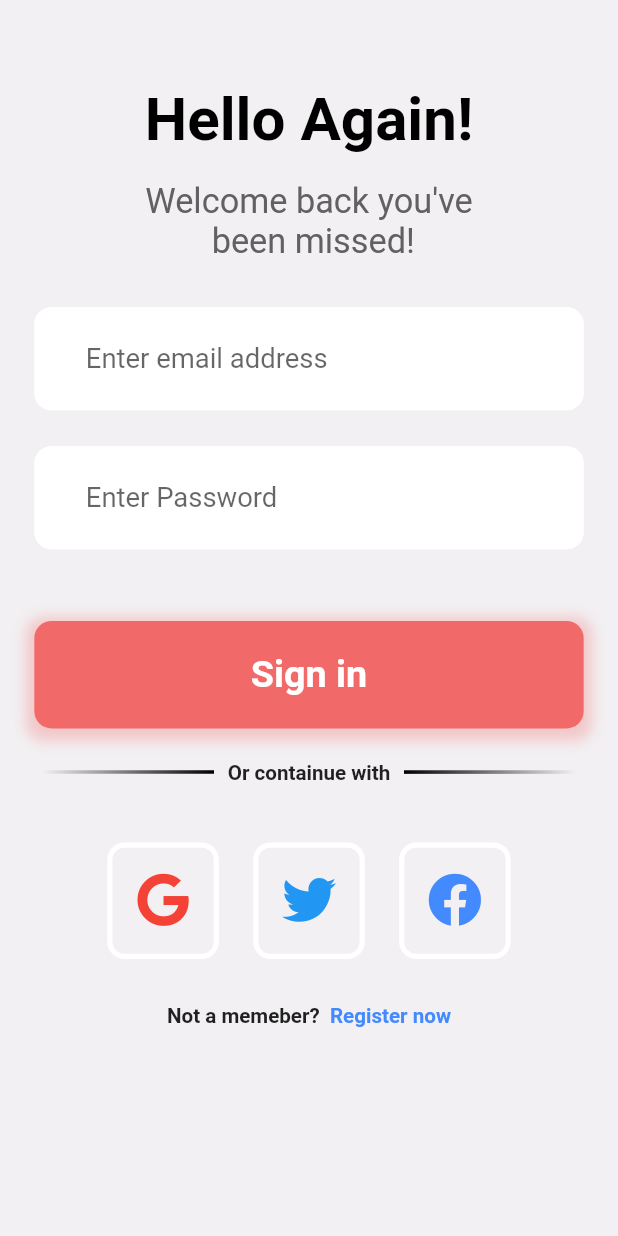
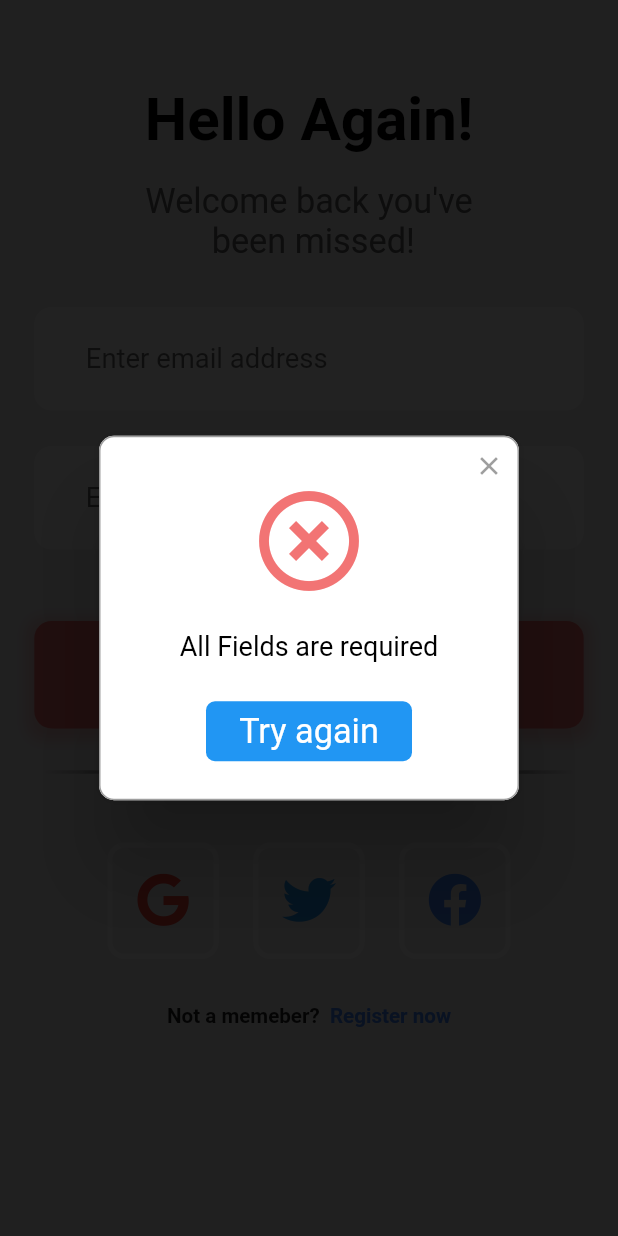
Before and after one commit to mostafaosama113/restaurant_app_user_version, a Flutter app: the screen it shows after launch, after a tap on "Sign in", on a phone screen of 412 x 824 dp. Run offline on Flutter 3.47's test engine with Material 2 defaults, Android fonts, the phone set to English and light mode, and no system bars; drawn by our look-alikes of rflutter_alert; our stand-ins replace firebase_auth, firebase_core, flutter_screenutil, font_awesome_flutter; accounts and stored records are empty.

Commit message:
error message

```diff
--- a/lib/screens/login/login_provider.dart
+++ b/lib/screens/login/login_provider.dart
@@ -1,12 +1,18 @@
 import 'package:firebase_auth/firebase_auth.dart';
 import 'package:flutter/cupertino.dart';
+import 'package:flutter/material.dart';
+import 'package:rflutter_alert/rflutter_alert.dart';
+import 'package:flutter_screenutil/flutter_screenutil.dart';
 
 class LoginProvider extends ChangeNotifier {
   bool isLoading = false;
-  Future<bool> loginByEmail(
+  Future<bool> loginByEmail(context,
       {required TextEditingController email,
       required TextEditingController password}) async {
-    print('email : ${email.text}');
+    if (email.text.isEmpty || password.text.isEmpty) {
+      showError(context, 'All Fields are required');
+      return false;
+    }
     FocusManager.instance.primaryFocus?.unfocus();
     isLoading = true;
     notifyListeners();
@@ -23,19 +29,32 @@ class LoginProvider extends ChangeNotifier {
       } else {
         isLoading = false;
         notifyListeners();
+        showError(context, 'Error');
         return true;
       }
     } on FirebaseAuthException catch (e) {
       isLoading = false;
       notifyListeners();
-      debugPrint(e.code.replaceAll('-', ' '));
-      // if (e.code == 'user-not-found') {
-      //   debugPrint('No user found for that email.');
-      // } else if (e.code == 'wrong-password') {
-      //   debugPrint('Wrong password.');
-      // }
-
+      showError(context, e.code.replaceAll('-', ' '));
       return false;
     }
   }
 }
+
+void showError(context, message) {
+  Alert(
+    context: context,
+    type: AlertType.error,
+    desc: message,
+    buttons: [
+      DialogButton(
+        child: Text(
+          "Try again",
+          style: TextStyle(color: Colors.white, fontSize: 20.sp),
+        ),
+        onPressed: () => Navigator.pop(context),
+        width: 120.w,
+      )
+    ],
+  ).show();
+}
--- a/lib/screens/login/login_screen.dart
+++ b/lib/screens/login/login_screen.dart
@@ -66,6 +66,7 @@ class _LoginScreenState extends State<LoginScreen> {
                       title: 'Sign in',
                       onClick: () => model
                           .loginByEmail(
+                        context,
                         email: usernameController,
                         password: passwordController,
                       )
--- a/pubspec.yaml
+++ b/pubspec.yaml
@@ -39,6 +39,7 @@ dependencies:
   firebase_core: ^1.13.1
   firebase_auth: ^3.3.9
   provider: ^6.0.2
+  rflutter_alert: ^2.0.4
 
 dev_dependencies:
   flutter_test:
```
Also changed, not shown: pubspec.lock.
